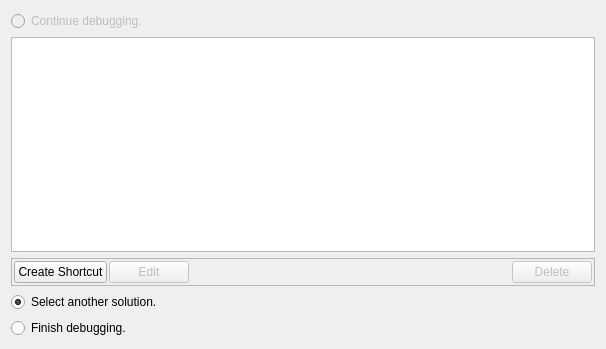
First picture: the form in src/debugpage.ui, repository LLIAKAJL/WineWizard, before the edit.
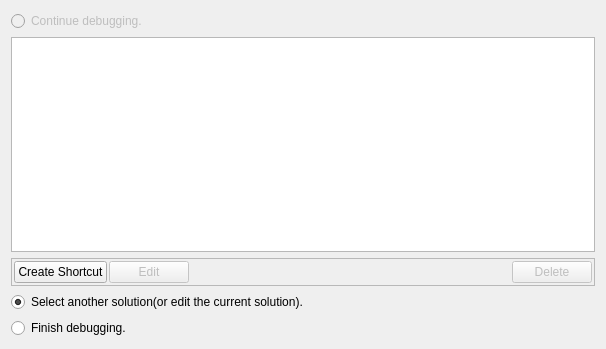
Second picture: the form after the edit. Custom widgets are drawn as their Qt base class.

What changed in the file:
```diff
--- a/src/debugpage.ui
+++ b/src/debugpage.ui
@@ -104,7 +104,7 @@
    <item>
     <widget class="QRadioButton" name="reinstall">
      <property name="text">
-      <string>Select another solution.</string>
+      <string>Select another solution(or edit the current solution).</string>
      </property>
      <property name="checked">
       <bool>true</bool>
```
Left out of the diff: 9 changed lines with no effect on the pictures.
